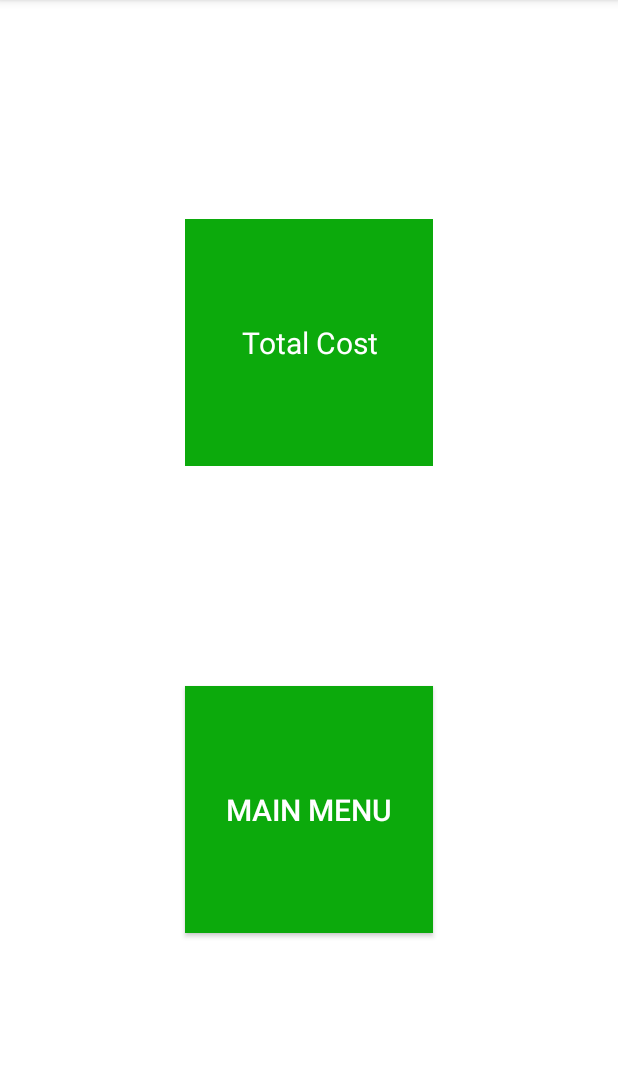
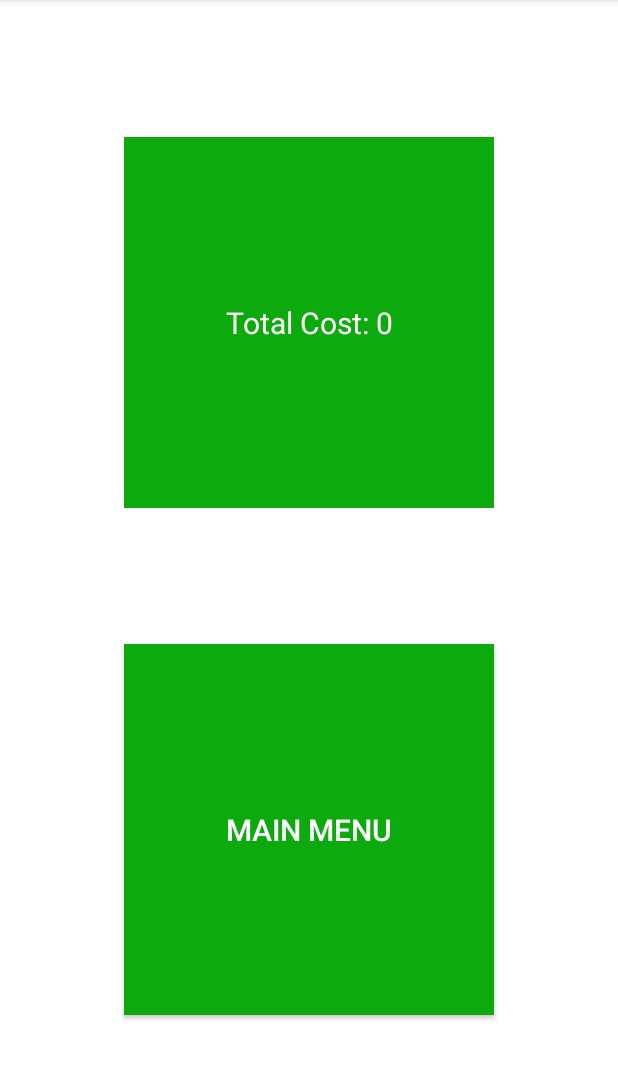
Before and after one commit to StringJoe/menards_screen_repair, an Android app: the screenCost screen opened directly, with no data from a screen before it, on a phone screen of 412 x 824 dp, the part 84-1164 px from its top. Run offline under Robolectric (Android 15) with nearby library versions, the phone set to English and light mode, and no system bars.

Commit message:
completed code for screen cost file

```diff
--- a/app/src/main/java/com/joe/menardsscreenrepair/screenCost.java
+++ b/app/src/main/java/com/joe/menardsscreenrepair/screenCost.java
@@ -2,13 +2,52 @@ package com.joe.menardsscreenrepair;
 
 import androidx.appcompat.app.AppCompatActivity;
 
+import android.content.Intent;
 import android.os.Bundle;
+import android.view.View;
+import android.widget.Button;
+import android.widget.TextView;
+
+import java.text.DecimalFormat;
+import java.text.Format;
 
 public class screenCost extends AppCompatActivity {
+
+    double totalCost;
+
+    TextView totalCostView;
+
+    Button menuBtn3;
+
+    Format myFormatter = new DecimalFormat("####.##");
 
     @Override
     protected void onCreate(Bundle savedInstanceState) {
         super.onCreate(savedInstanceState);
         setContentView(R.layout.activity_screen_cost);
+
+        totalCostView = findViewById(R.id.totalCost);
+        menuBtn3 = findViewById(R.id.menuBtn3);
+
+        getScreenCost();
+
+        menuBtn3.setOnClickListener(new View.OnClickListener() {
+            @Override
+            public void onClick(View v) {
+                totalCost = 0;
+                Intent intent = new Intent(screenCost.this, MainActivity.class);
+                startActivity(intent);
+                finish();
+            }
+        });
     }
+
+    public void getScreenCost()
+    {
+
+        Intent costIntent = getIntent();
+        totalCost = costIntent.getDoubleExtra("totalCost", 0);
+        totalCostView.setText("Total Cost: "+myFormatter.format(totalCost));
+    }
+
 }
--- a/app/src/main/res/layout/activity_screen_cost.xml
+++ b/app/src/main/res/layout/activity_screen_cost.xml
@@ -12,14 +12,14 @@
         android:layout_width="wrap_content"
         android:layout_height="wrap_content"
         android:orientation="vertical"
-        app:layout_constraintGuide_percent="0.3" />
+        app:layout_constraintGuide_percent="0.2" />
 
     <androidx.constraintlayout.widget.Guideline
         android:id="@+id/guide2"
         android:layout_width="wrap_content"
         android:layout_height="wrap_content"
         android:orientation="vertical"
-        app:layout_constraintGuide_percent="0.7" />
+        app:layout_constraintGuide_percent="0.8" />
 
     <TextView
         android:id="@+id/totalCost"
@@ -27,7 +27,7 @@
         android:layout_height="0dp"
         android:background="@color/menards_green"
         android:gravity="center_horizontal|center_vertical"
-        android:text="Total Cost"
+        android:text="Total Cost:"
         android:textColor="@color/white"
         android:textSize="20sp"
         app:layout_constraintBottom_toTopOf="@+id/menuBtn3"
```
